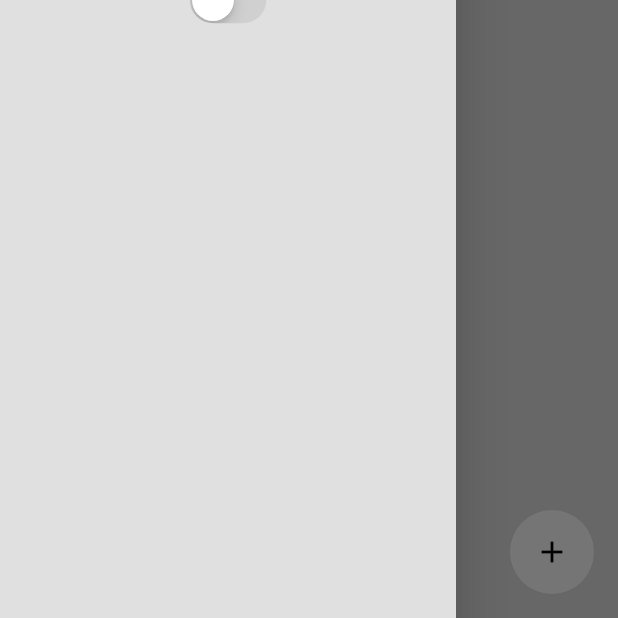
After one commit to bglassesgirl/habit-tracker, a Flutter app: the screen it shows after launch, with the side drawer open, on a phone screen of 412 x 824 dp, the part 618-1236 px from its top. The commit adds this screen. Run offline on Flutter 3.47's test engine with Material 2 defaults, Android fonts, the phone set to English and light mode, and no system bars; our stand-ins replace isar; accounts and stored records are empty; generated files the repository leaves out were written again.

Commit message:
feat: habit ui #1

```diff
--- /dev/null
+++ b/lib/components/drawer.dart
@@ -0,0 +1,25 @@
+import 'package:flutter/cupertino.dart';
+import 'package:flutter/material.dart';
+import 'package:provider/provider.dart';
+
+import '../theme/theme_provider.dart';
+
+class MyDrawer extends StatelessWidget {
+
+  const MyDrawer({super.key});
+
+   @override
+   Widget build(BuildContext context) {
+       return Drawer(
+        backgroundColor: Theme.of(context).colorScheme.background,
+        child: Center(
+          child: CupertinoSwitch(
+            value: Provider.of<ThemeProvider>(context).isDarkMode,
+            onChanged: (value) =>
+                Provider.of<ThemeProvider>(context, listen: false)
+                    .toggleTheme(),
+          ),
+        ),
+      );
+  }
+}
--- a/lib/detabase/habit_detabase.dart
+++ b/lib/detabase/habit_detabase.dart
@@ -17,7 +17,6 @@ class HabitDatabase extends ChangeNotifier {
       directory: dir.path,
     );
   }
-
   // SAVE FIRST DATE STARTUP
   Future<void> saveFirstLaunchData() async {
     final existingSettings = await isar.appSettings.where().findFirst();
--- a/lib/main.dart
+++ b/lib/main.dart
@@ -1,5 +1,3 @@
-import 'dart:js';
-
 import 'package:flutter/material.dart';
 import 'package:habit_tracker/detabase/habit_detabase.dart';
 import 'package:habit_tracker/pages/home_page.dart';
@@ -13,28 +11,24 @@ void main() async {
   await HabitDatabase.initialize();
   await HabitDatabase().saveFirstLaunchData();
 
-  runApp(
-    MultiProvider(providers: [
-      ChangeNotifierProvider(
-        create: (context) => HabitDatabase()),
-      ChangeNotifierProvider(
-        create: (context) => ThemeProvider()),
+  runApp(MultiProvider(
+    providers: [
+      ChangeNotifierProvider(create: (context) => HabitDatabase()),
+      ChangeNotifierProvider(create: (context) => ThemeProvider()),
     ],
-    child: MyApp(),
-    )
-  );
+    child: const MyApp(),
+  ));
 }
 
 class MyApp extends StatelessWidget {
-  MyApp({super.key});
-
+  const MyApp({super.key});
   // This widget is the root of your application.
   @override
   Widget build(BuildContext context) {
-    return  MaterialApp(
-        debugShowCheckedModeBanner: false,
-        home: HomePage(),
-        theme: Provider.of<ThemeProvider>(context).themeData,
-      );
+    return MaterialApp(
+      debugShowCheckedModeBanner: false,
+      home: const HomePage(),
+      theme: Provider.of<ThemeProvider>(context).themeData,
+    );
   }
 }
--- a/lib/pages/home_page.dart
+++ b/lib/pages/home_page.dart
@@ -1,7 +1,9 @@
-import 'package:flutter/cupertino.dart';
 import 'package:flutter/material.dart';
-import 'package:habit_tracker/theme/theme_provider.dart';
+import 'package:habit_tracker/components/drawer.dart';
+import 'package:habit_tracker/detabase/habit_detabase.dart';
+import 'package:habit_tracker/models/habits.dart';
 import 'package:provider/provider.dart';
+import '../utils/habit_util.dart';
 
 class HomePage extends StatefulWidget {
   const HomePage({super.key});
@@ -12,23 +14,85 @@ class HomePage extends StatefulWidget {
 
 class _HomePageState extends State<HomePage> {
   @override
+  void initState() {
+    Provider.of<HabitDatabase>(context, listen: false).readyHabits();
+    super.initState();
+  }
+
+  final TextEditingController textController = TextEditingController();
+  // create habits
+  void createNewHabits() {
+    showDialog(
+      context: context,
+      builder: (context) => AlertDialog(
+        content: TextField(
+          controller: textController,
+          decoration: const InputDecoration(
+            hintText:"Adicione um novo hábito",
+          ),
+        ),
+        actions: [
+          // save button
+          // cria um botao e quando pressionado ele salva no banco e volta pra tela anterior
+          MaterialButton(onPressed: (){
+            // get the habit named
+            String habitName = textController.text;
+            context.read<HabitDatabase>().addHabit(habitName);
+            Navigator.pop(context);
+            textController.clear();
+          },
+          child: const Text('Salvar'),
+          ),
+
+          // cancel button
+          // it creates a button - on pressed he goes back (POP) to the latest screm
+          // cria um buttao e ao ser pressionado ele apaga e volta pra tela anterior
+          MaterialButton(onPressed: (){
+            Navigator.pop(context);
+            textController.clear();
+          },
+          child: const Text("Cancelar"),
+          ),
+        ],
+      ),
+    );
+  }
+
+  @override
   Widget build(BuildContext context) {
     return Scaffold(
+      backgroundColor: Theme.of(context).colorScheme.background,
       appBar: AppBar(
         title: const Text(''),
       ),
-      drawer: Drawer(
-        backgroundColor: Theme.of(context).colorScheme.background,
-        child: Center(
-          child: CupertinoSwitch(
-            value: Provider.of<ThemeProvider>(context).isDarkMode,
-            onChanged: (value) =>
-                Provider.of<ThemeProvider>(context, listen: false)
-                    .toggleTheme(),
-          ),
-        ),
+      drawer: const MyDrawer(),
+      floatingActionButton: FloatingActionButton(
+        onPressed: createNewHabits,
+        elevation: 0,
+        backgroundColor: Theme.of(context).colorScheme.tertiary,
+        child: const Icon(Icons.add),
       ),
-      body: Container(),
+      body: _buildHabitsList(),
     );
   }
+
+   Widget _buildHabitsList(){
+      // habit db
+      final habitDatabase = context.watch<HabitDatabase>();
+      // current
+      List<Habit> currentHabits = habitDatabase.currentHabits;
+      return ListView.builder(
+        itemCount: currentHabits.length,
+        itemBuilder: (context, index){
+            // get each habit
+            final habit = currentHabits[index];
+            // check if the habit is completed td
+            bool isCompletedToday = isHabitCompletedToday(habit.completeDays);
+            // return habit tittle
+            return ListTile(
+              title:Text(habit.name),
+            );
+        },
+      );
+   }
 }
```
Also changed, not shown: lib/utils/habit_util.dart (added, +11 -0 lines), 1 other file.
